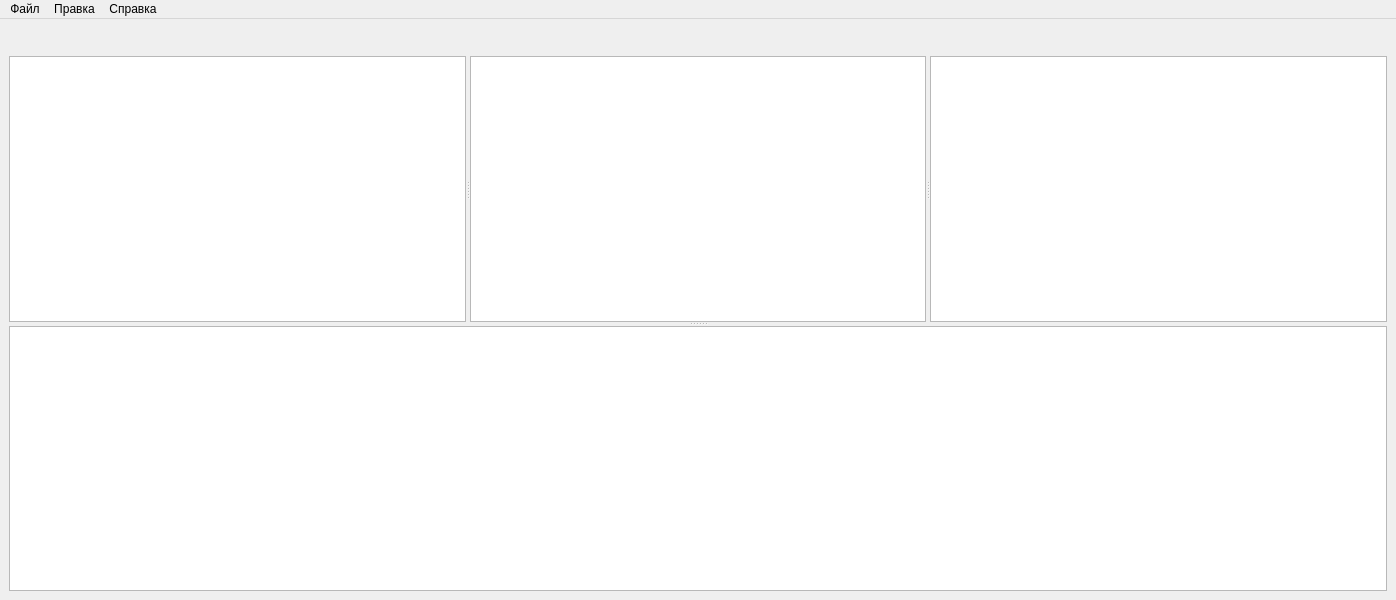
Before: the Qt Designer form mainwindow.ui in lexapech/lora-sim, drawn with Qt 5.
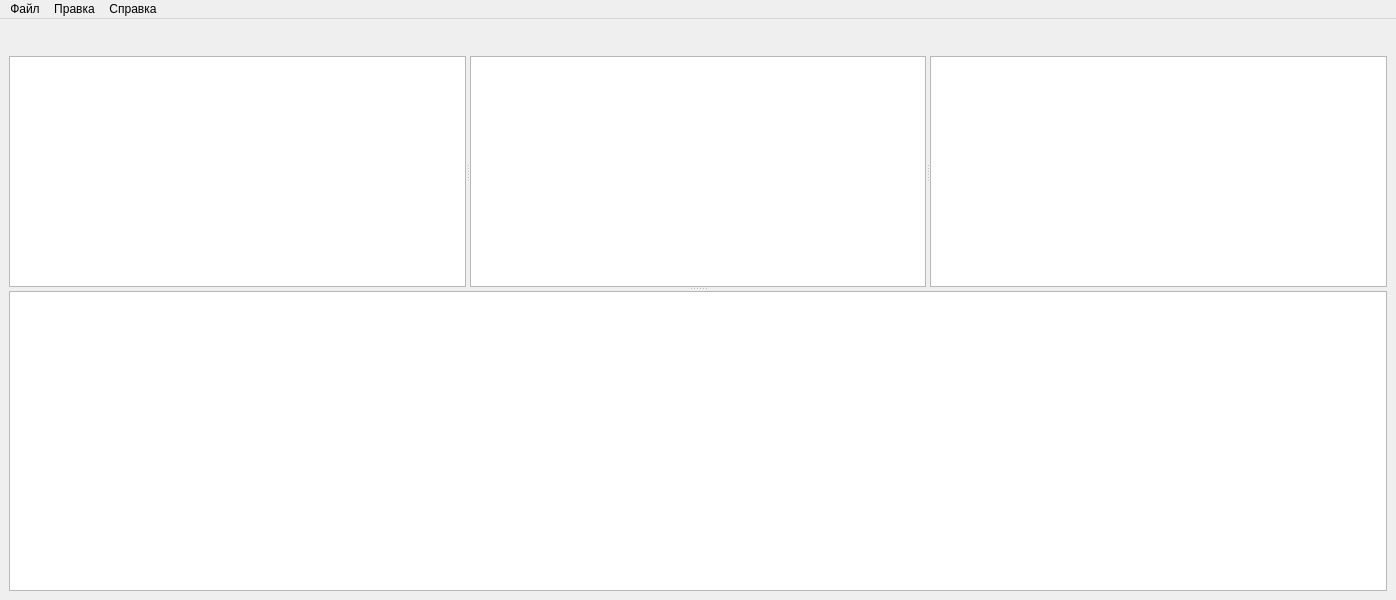
After: the same form once the commit is applied. Icons and pictures are not drawn. Custom widgets are drawn as their Qt base class.

Diff of the .ui file:
```diff
--- a/mainwindow.ui
+++ b/mainwindow.ui
@@ -277,12 +277,21 @@
             <verstretch>0</verstretch>
            </sizepolicy>
           </property>
+          <property name="minimumSize">
+           <size>
+            <width>0</width>
+            <height>300</height>
+           </size>
+          </property>
           <property name="font">
            <font>
             <family>Segoe UI Symbol</family>
             <kerning>false</kerning>
            </font>
           </property>
+          <property name="readOnly">
+           <bool>true</bool>
+          </property>
          </widget>
         </widget>
        </item>
```
Left out of the diff: 12 changed lines with no effect on the pictures.
